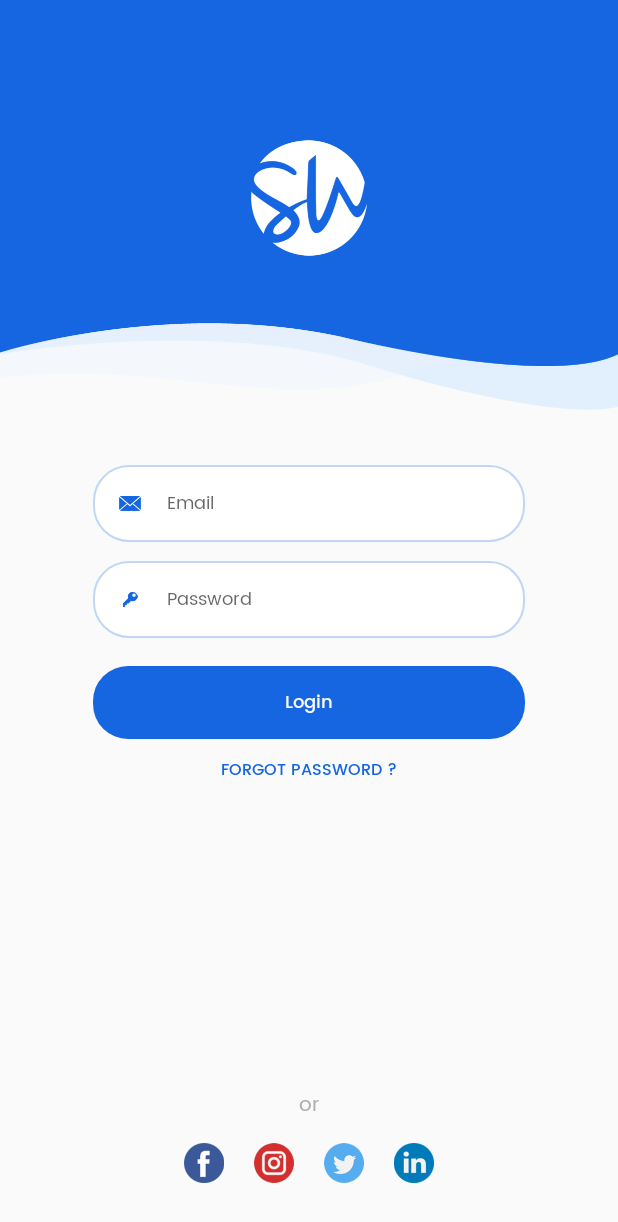
After one commit to TanvirIslam47/differentUiTest, an Android app: the LoginActivity2 screen opened directly, with no data from a screen before it, on a phone screen of 412 x 824 dp. The commit adds this screen. Shown: the top 1222 px of the screen. Run offline under Robolectric (Android 15) with nearby library versions, the phone set to English and light mode, and no system bars.

Commit message:
2nd login layout added

```diff
--- a/app/src/main/java/com/example/differentuitest/MainActivity.java
+++ b/app/src/main/java/com/example/differentuitest/MainActivity.java
@@ -11,6 +11,7 @@ import android.widget.Button;
 import android.widget.TextView;
 
 import com.example.differentuitest.helper.LocalHelper;
+import com.example.differentuitest.login.LoginUiActivity;
 import com.example.differentuitest.progressAndBar.CircleProgressActivity;
 import com.example.differentuitest.recyclerView.AddShowActivity;
 import com.example.differentuitest.toolbar.NavigationDrawerWithToolbarActivity;
@@ -72,7 +73,7 @@ public class MainActivity extends AppCompatActivity implements View.OnClickListe
             startActivity(new Intent(this, PosPrintActivity.class));
         }
         if (v.getId() == R.id.loginTV) {
-            startActivity(new Intent(this, LoginActivity.class));
+            startActivity(new Intent(this, LoginUiActivity.class));
         }
 
         if (v.getId() == R.id.setLangEnglish) {
--- a/app/src/main/java/com/example/differentuitest/LoginActivity.java
+++ b/app/src/main/java/com/example/differentuitest/login/LoginActivity.java
@@ -1,8 +1,10 @@
-package com.example.differentuitest;
+package com.example.differentuitest.login;
 
 import androidx.appcompat.app.AppCompatActivity;
 
 import android.os.Bundle;
+
+import com.example.differentuitest.R;
 
 public class LoginActivity extends AppCompatActivity {
 
--- /dev/null
+++ b/app/src/main/java/com/example/differentuitest/login/LoginActivity2.java
@@ -0,0 +1,16 @@
+package com.example.differentuitest.login;
+
+import androidx.appcompat.app.AppCompatActivity;
+
+import android.os.Bundle;
+
+import com.example.differentuitest.R;
+
+public class LoginActivity2 extends AppCompatActivity {
+
+    @Override
+    protected void onCreate(Bundle savedInstanceState) {
+        super.onCreate(savedInstanceState);
+        setContentView(R.layout.activity_login2);
+    }
+}
--- /dev/null
+++ b/app/src/main/res/drawable/blue_border_rounded_cornwe.xml
@@ -0,0 +1,6 @@
+<?xml version="1.0" encoding="utf-8"?>
+<shape xmlns:android="http://schemas.android.com/apk/res/android" android:shape="rectangle">
+<solid android:color="#FFFFFF"/>
+<stroke android:color="#c0d6f7" android:width="1.3dp"/>
+<corners android:radius="23dp"/>
+</shape>
--- /dev/null
+++ b/app/src/main/res/drawable/blue_fill__rounded_color.xml
@@ -0,0 +1,5 @@
+<?xml version="1.0" encoding="utf-8"?>
+<shape xmlns:android="http://schemas.android.com/apk/res/android" android:shape="rectangle">
+<solid android:color="#1566e0"/>
+<corners android:radius="23dp"/>
+</shape>
--- /dev/null
+++ b/app/src/main/res/drawable/cursor_color.xml
@@ -0,0 +1,5 @@
+<?xml version="1.0" encoding="utf-8"?>
+<shape xmlns:android="http://schemas.android.com/apk/res/android" >
+    <size android:width="2dp" />
+    <solid android:color="#1ea5ff"  />
+</shape>
--- a/app/src/main/res/layout/activity_login.xml
+++ b/app/src/main/res/layout/activity_login.xml
@@ -7,7 +7,7 @@
     android:background="#040029"
     android:orientation="vertical"
     android:theme="@style/Theme.MaterialComponents.Light.NoActionBar"
-    tools:context=".LoginActivity">
+    tools:context=".login.LoginActivity">
 
     <LinearLayout
         android:layout_width="match_parent"
--- /dev/null
+++ b/app/src/main/res/layout/activity_login2.xml
@@ -0,0 +1,185 @@
+<?xml version="1.0" encoding="utf-8"?>
+<RelativeLayout xmlns:android="http://schemas.android.com/apk/res/android"
+    xmlns:app="http://schemas.android.com/apk/res-auto"
+    xmlns:tools="http://schemas.android.com/tools"
+    android:layout_width="match_parent"
+    android:layout_height="match_parent"
+    android:theme="@style/Theme.MaterialComponents.Light.NoActionBar"
+    tools:context=".login.LoginActivity2">
+
+    <LinearLayout
+        android:layout_width="match_parent"
+        android:layout_height="wrap_content"
+        android:orientation="vertical">
+
+        <FrameLayout
+            android:layout_width="match_parent"
+            android:layout_height="273dp"
+            android:background="@drawable/blue_bg">
+
+            <ImageView
+                android:layout_width="77dp"
+                android:layout_height="77dp"
+                android:layout_gravity="center_horizontal"
+                android:layout_marginTop="93dp"
+                android:src="@drawable/logo"/>
+
+        </FrameLayout>
+
+        <RelativeLayout
+            android:layout_width="wrap_content"
+            android:layout_height="wrap_content"
+            android:layout_marginLeft="62dp"
+            android:layout_marginTop="36.7dp"
+            android:layout_marginRight="62dp"
+            android:background="@drawable/blue_border_rounded_cornwe">
+
+            <EditText
+                android:id="@+id/userNameInputId"
+                android:layout_width="match_parent"
+                android:layout_height="wrap_content"
+                android:layout_toRightOf="@+id/userName_icon"
+                android:background="@android:color/transparent"
+                android:fontFamily="@font/poppins_regular"
+                android:hint="Email"
+                android:inputType="textEmailAddress"
+                android:maxLines="1"
+                android:paddingLeft="17dp"
+                android:paddingTop="15dp"
+                android:paddingBottom="15dp"
+                android:textCursorDrawable="@drawable/cursor_color"
+                android:textSize="12sp"/>
+
+            <ImageView
+                android:id="@+id/userName_icon"
+                android:layout_width="14.7dp"
+                android:layout_height="10.3dp"
+                android:layout_centerVertical="true"
+                android:layout_marginLeft="17dp"
+                android:src="@drawable/email"/>
+
+        </RelativeLayout>
+
+        <RelativeLayout
+            android:layout_width="wrap_content"
+            android:layout_height="wrap_content"
+            android:layout_marginLeft="62dp"
+            android:layout_marginTop="12.7dp"
+            android:layout_marginRight="62dp"
+            android:background="@drawable/blue_border_rounded_cornwe">
+
+            <EditText
+                android:id="@+id/passId"
+                android:layout_width="match_parent"
+                android:layout_height="wrap_content"
+                android:layout_toRightOf="@+id/icon"
+                android:background="@android:color/transparent"
+                android:fontFamily="@font/poppins_regular"
+                android:hint="Password"
+                android:inputType="textPassword"
+                android:maxLength="10"
+                android:maxLines="1"
+                android:paddingLeft="17dp"
+                android:paddingTop="15dp"
+                android:paddingBottom="15dp"
+                android:textCursorDrawable="@drawable/cursor_color"
+                android:textSize="12sp"/>
+
+            <ImageView
+                android:id="@+id/icon"
+                android:layout_width="14.7dp"
+                android:layout_height="10.3dp"
+                android:layout_centerVertical="true"
+                android:layout_marginLeft="17dp"
+                android:src="@drawable/password"/>
+
+        </RelativeLayout>
+
+        <TextView
+            android:layout_width="match_parent"
+            android:layout_height="wrap_content"
+            android:layout_marginLeft="62dp"
+            android:layout_marginTop="18.7dp"
+            android:layout_marginRight="62dp"
+            android:layout_gravity="center"
+            android:background="@drawable/blue_fill__rounded_color"
+            android:fontFamily="@font/poppins_medium"
+            android:gravity="center"
+            android:paddingTop="14dp"
+            android:paddingBottom="14dp"
+            android:text="Login"
+            android:textColor="#FFFFFF"
+            android:textSize="12sp"/>
+
+        <TextView
+            android:layout_width="wrap_content"
+            android:layout_height="wrap_content"
+            android:layout_gravity="center"
+            android:layout_marginTop="12dp"
+            android:fontFamily="@font/poppins_medium"
+            android:text="FORGOT PASSWORD ?"
+            android:textColor="#1566E0"
+            android:textSize="10.5sp"/>
+
+    </LinearLayout>
+
+    <LinearLayout
+        android:layout_width="match_parent"
+        android:layout_height="wrap_content"
+        android:layout_alignParentBottom="true"
+        android:orientation="vertical">
+
+        <LinearLayout
+            android:layout_width="match_parent"
+            android:layout_height="wrap_content"
+            android:layout_marginBottom="13.7dp"
+            android:gravity="center"
+            android:orientation="horizontal">
+
+            <TextView
+                android:layout_width="wrap_content"
+                android:layout_height="wrap_content"
+                android:layout_gravity="center_horizontal"
+                android:fontFamily="@font/poppins_regular"
+                android:text="or"
+                android:textColor="#AEAEAE"
+                android:textSize="13.3sp"/>
+
+        </LinearLayout>
+
+        <LinearLayout
+            android:layout_width="match_parent"
+            android:layout_height="wrap_content"
+            android:gravity="center"
+            android:layout_marginBottom="35dp"
+            android:orientation="horizontal">
+
+            <ImageView
+                android:layout_width="26.7dp"
+                android:layout_height="26.7dp"
+                android:src="@drawable/fb"/>
+
+            <ImageView
+                android:layout_width="26.7dp"
+                android:layout_height="26.7dp"
+                android:layout_marginStart="20dp"
+                android:layout_marginEnd="20dp"
+                android:src="@drawable/instagram"/>
+
+            <ImageView
+                android:layout_width="26.7dp"
+                android:layout_height="26.7dp"
+                android:layout_marginEnd="20dp"
+                android:src="@drawable/twitter"/>
+
+            <ImageView
+                android:layout_width="26.7dp"
+                android:layout_height="26.7dp"
+                android:src="@drawable/linkedin"/>
+
+
+        </LinearLayout>
+
+    </LinearLayout>
+
+</RelativeLayout>
```
Also changed, not shown: app/src/main/AndroidManifest.xml (+6 -1 lines), app/src/main/java/com/example/differentuitest/login/LoginUiActivity.java (added, +43 -0 lines), app/src/main/res/layout/activity_login_ui.xml (added, +79 -0 lines), app/src/main/res/drawable/blue_bg.png (added), app/src/main/res/drawable/email.png (added), app/src/main/res/drawable/fb.png (added), app/src/main/res/drawable/instagram.png (added), app/src/main/res/drawable/linkedin.png (added), app/src/main/res/drawable/logo.png (added), app/src/main/res/drawable/password.png (added), app/src/main/res/drawable/twitter.png (added).
